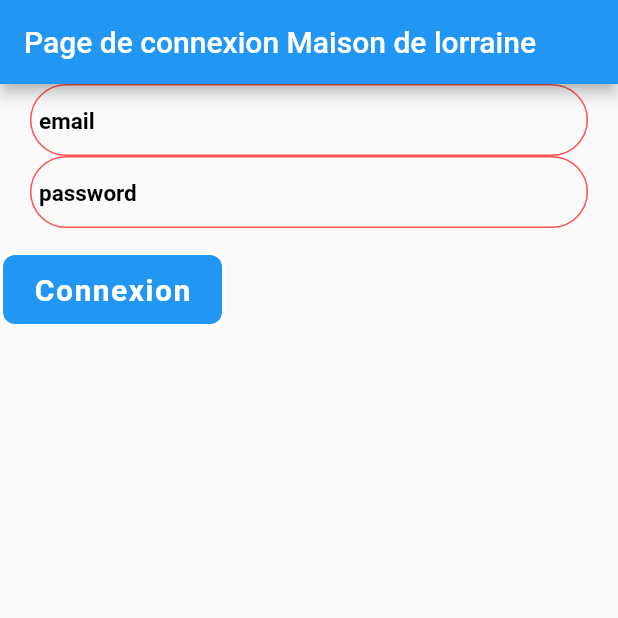
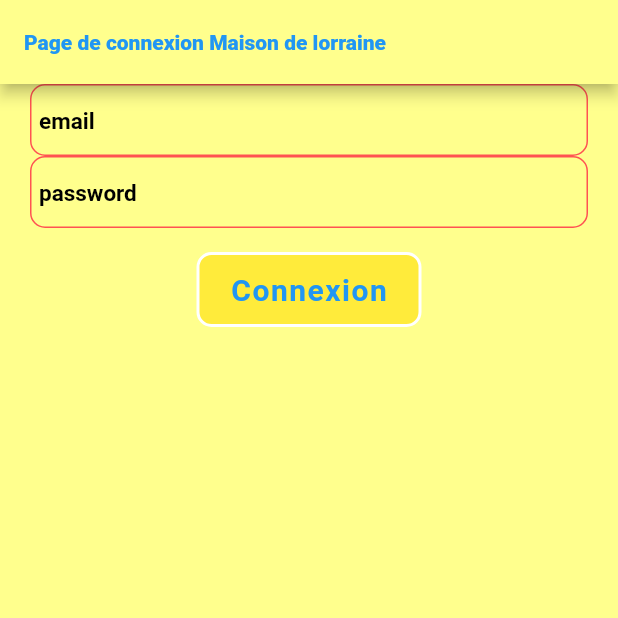
Before and after one commit to JosephLapert/M2L_mobile, a Flutter app: the screen it shows after launch, on a phone screen of 412 x 824 dp, the top half of it. Run offline on Flutter 3.47's test engine with Material 2 defaults, Android fonts, the phone set to English and light mode, and no system bars; our stand-ins replace snippet_coder_utils; missing offline and left inert: image_picker_for_web.

Commit message:
modif couleur pages

```diff
--- a/lib/form.dart
+++ b/lib/form.dart
@@ -27,7 +27,7 @@ class MyCustomFormState extends State<MyCustomForm> {
     // Build a Form widget using the _formKey created above.
     return Form(
       key: _formKey,
-      child: Column(crossAxisAlignment: CrossAxisAlignment.start, children: [
+      child: Column(crossAxisAlignment: CrossAxisAlignment.center, children: [
         FormHelper.inputFieldWidget(
           context,
           'email',
@@ -41,6 +41,8 @@ class MyCustomFormState extends State<MyCustomForm> {
           (value) {
             email = value;
           },
+          textColor: Colors.blue,
+          borderRadius: 10,
         ),
         FormHelper.inputFieldWidget(
           context,
@@ -55,6 +57,10 @@ class MyCustomFormState extends State<MyCustomForm> {
           (value) {
             password = value;
           },
+          obscureText: true,
+          textColor: Colors.blue,
+          borderRadius: 10,
+
         ),
         Padding(
           padding: const EdgeInsets.symmetric(vertical: 16.0),
@@ -65,9 +71,9 @@ class MyCustomFormState extends State<MyCustomForm> {
               Users.login(context, email, password);
             }
           },
-              btnColor: Colors.blue,
+              btnColor: Colors.yellow,
               borderColor: Colors.white,
-              txtColor: Colors.white,
+              txtColor: Colors.blue,
               borderRadius: 10),
         )
       ]),
--- a/lib/main.dart
+++ b/lib/main.dart
@@ -13,7 +13,7 @@ class MyApp extends StatelessWidget {
   @override
   Widget build(BuildContext context) {
     return MaterialApp(
-      title: 'Named Routes Demo',
+      title: 'Page de connexion',
       // Start the app with the "/" named route. In this case, the app starts
       // on the FirstScreen widget.
       initialRoute: '/',
--- a/lib/screen.dart
+++ b/lib/screen.dart
@@ -10,10 +10,12 @@ class FirstScreen extends StatelessWidget {
     return Scaffold(
       appBar: AppBar(
         title: const Text('Page de connexion Maison de lorraine'),
+        backgroundColor: Colors.yellowAccent[100],
+        titleTextStyle:
+            const TextStyle(color: Colors.blue, fontWeight: FontWeight.w900),
       ),
-      body: const Center(
-        child: MyCustomForm()
-      ),
+      backgroundColor: Colors.yellowAccent[100],
+      body: const Center(child: MyCustomForm()),
     );
   }
 }
```
